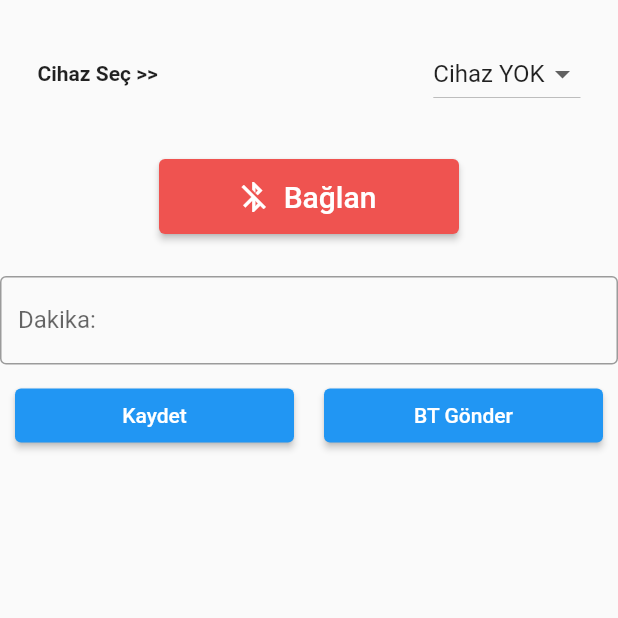
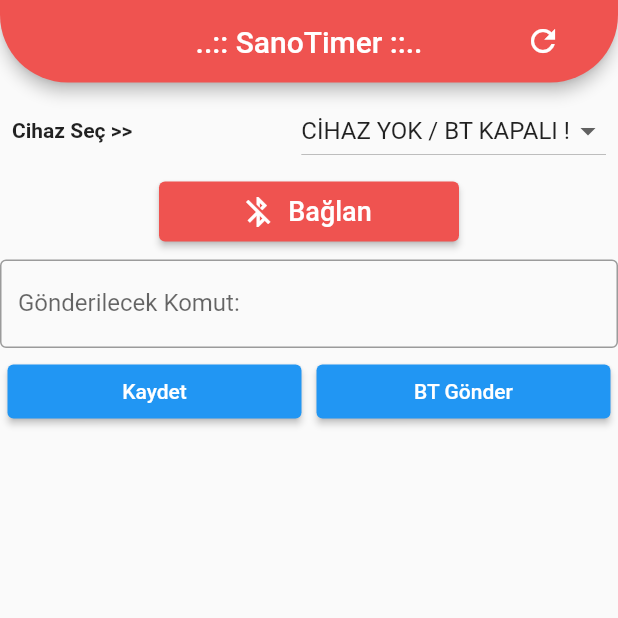
Before and after one commit to alperennbulutt/sanotimer_2, a Flutter app: the screen it shows after launch, on a phone screen of 412 x 824 dp, the top half of it. Run offline on Flutter 3.47's test engine with Material 2 defaults, Android fonts, the phone set to English and light mode, and no system bars; our stand-ins replace flutter_bluetooth_serial, shared_preferences.

Commit message:
appbar,loadingbar,cihaz listeleme,komut cache sıkıntılı

```diff
--- a/lib/main.dart
+++ b/lib/main.dart
@@ -1,7 +1,7 @@
 import 'package:flutter/material.dart';
 import 'package:flutter/services.dart';
 import 'package:flutter/cupertino.dart';
-//import 'package:sanotimer2/local_storage.dart';
+
 import 'package:sanotimer2_5/bt_connection.dart';
 import 'package:flutter_bluetooth_serial/flutter_bluetooth_serial.dart';
 import 'package:sanotimer2_5/local_storage.dart';
@@ -26,8 +26,9 @@ class _MyAppState extends State<MyApp> {
   String data;
   String getMesaj;
 
-  Bluetooth bluetooth =
-      new Bluetooth(false, ""); //false da olsa true, true da olsa true mu?
+  final GlobalKey<ScaffoldState> _scaffoldKey = new GlobalKey<ScaffoldState>();
+
+  Bluetooth bluetooth = new Bluetooth(false, "");
   // LocalStorage localStorage = new LocalStorage();
   final textController = TextEditingController();
   LocalStorage localStorage = new LocalStorage();
@@ -117,19 +118,16 @@ class _MyAppState extends State<MyApp> {
   // in a list.
   Future<void> getPairedDevices() async {
     List<BluetoothDevice> devices = [];
-
     // To get the list of paired devices
     try {
       devices = await _bluetooth.getBondedDevices();
     } on PlatformException {
       print("Beklenmeyen Hata!");
     }
-
     // It is an error to call [setState] unless [mounted] is true.
     if (!mounted) {
       return;
     }
-
     // Store the [devices] list in the [_devicesList] for accessing
     // the list outside this class
     setState(() {
@@ -140,10 +138,55 @@ class _MyAppState extends State<MyApp> {
   @override
   Widget build(BuildContext context) {
     return Scaffold(
-      body: Column(
-        children: [
+      key: _scaffoldKey,
+      appBar: AppBar(
+        toolbarHeight: 55,
+        shape: RoundedRectangleBorder(
+          borderRadius: BorderRadius.only(
+            bottomLeft: Radius.circular(45),
+            bottomRight: Radius.circular(45),
+          ),
+        ),
+        title: Text("..:: SanoTimer ::.."),
+        centerTitle: true,
+        backgroundColor: Colors.red.shade400,
+        actions: <Widget>[
+          FlatButton.icon(
+            icon: Icon(
+              Icons.refresh,
+              color: Colors.white,
+            ),
+            label: Text(
+              "",
+              style: TextStyle(
+                color: Colors.white,
+              ),
+            ),
+            shape: RoundedRectangleBorder(
+              borderRadius: BorderRadius.circular(30),
+            ),
+            splashColor: Colors.blue.shade300,
+            onPressed: () async {
+              await getPairedDevices().then((_) {
+                show('Cihaz Listesi Yenilendi!');
+              });
+            },
+          ),
+        ],
+      ),
+      body: Container(
+        child: Column(
+          mainAxisSize: MainAxisSize.max,
+          children: <Widget>[
+            Visibility(
+              visible: _bluetoothState == BluetoothState.STATE_TURNING_ON,
+              child: LinearProgressIndicator(
+                backgroundColor: Colors.deepPurpleAccent.shade100,
+                valueColor: AlwaysStoppedAnimation<Color>(Colors.greenAccent),
+              ),
+            ),
             Padding(
-            padding: const EdgeInsets.all(25.0),
+              padding: const EdgeInsets.all(8.0),
               child: Row(
                 mainAxisAlignment: MainAxisAlignment.spaceBetween,
                 children: <Widget>[
@@ -162,14 +205,14 @@ class _MyAppState extends State<MyApp> {
               ),
             ),
             Padding(
-            padding: const EdgeInsets.all(8.0),
+              padding: const EdgeInsets.all(2.0),
               child: Row(
                 mainAxisAlignment: MainAxisAlignment.center,
                 crossAxisAlignment: CrossAxisAlignment.center,
                 children: <Widget>[
                   SizedBox(
                     width: 200,
-                  height: 50,
+                    height: 40,
                     child: ElevatedButton.icon(
                       onPressed: _connected ? disconnect : connect,
                       icon: (_connected
@@ -178,7 +221,7 @@ class _MyAppState extends State<MyApp> {
                       label: Text(
                         _connected ? 'Bağlantıyı Kes' : 'Bağlan',
                         style: TextStyle(
-                        fontSize: 20,
+                          fontSize: 18,
                           color: (_connected
                               ? Colors.lightGreenAccent.shade400
                               : Colors.white),
@@ -199,12 +242,12 @@ class _MyAppState extends State<MyApp> {
               ),
             ),
             Padding(
-            padding: const EdgeInsets.only(top: 20),
+              padding: const EdgeInsets.only(top: 10),
               child: TextField(
                 controller: textController,
                 decoration: InputDecoration(
                   border: OutlineInputBorder(),
-                labelText: 'Dakika:$getMesaj',
+                  labelText: 'Gönderilecek Komut: $getMesaj',
                 ),
               ),
             ),
@@ -213,12 +256,13 @@ class _MyAppState extends State<MyApp> {
                 //Veri yolla button
                 Expanded(
                   child: Padding(
-                  padding: const EdgeInsets.all(10.0),
+                    padding: const EdgeInsets.all(5.0),
                     child: ElevatedButton(
                         onPressed: () {
                           data = textController.text;
                           sendData(data);
-                        show("Veriniz kaydedildi");
+                          show(
+                              "Veriniz kaydedildi : $getMesaj, uygulama yeniden açıldığında gönderilecek !");
                         },
                         child: Text("Kaydet")),
                   ),
@@ -226,26 +270,25 @@ class _MyAppState extends State<MyApp> {
                 //Bt gönder button
                 Expanded(
                   child: Padding(
-                  padding: const EdgeInsets.all(10.0),
+                    padding: const EdgeInsets.all(5.0),
                     child: ElevatedButton(
                         onPressed: () {
                           if (isConnected == true) {
                             _sendOnMessageToBluetooth(getMesaj);
-                          show("Cihaza $getMesaj yollandı");
+                            show("Cihaza >$getMesaj< yollandı!");
                             print("gömülü sisteme mevcut mesaj yollandı");
                           } else {
                             //print(getMesaj);
-                          show("BT bağlantısını kontrol ediniz.");
+                            show("BT bağlantısını kontrol ediniz !!!");
                           }
                         },
-                      //yada null veya connect fonksiyonu
-                      child: Text(
-                          "BT Gönder")), //bağlıysa gönder değilse önce bağlan 2.ye gönder
+                        child: Text("BT Gönder")),
                   ),
                 ),
               ],
             ),
           ],
+        ),
       ),
     );
   }
@@ -254,7 +297,7 @@ class _MyAppState extends State<MyApp> {
     List<DropdownMenuItem<BluetoothDevice>> items = [];
     if (_devicesList.isEmpty) {
       items.add(DropdownMenuItem(
-        child: Text('Cihaz YOK'),
+        child: Text('CİHAZ YOK / BT KAPALI !'),
       ));
     } else {
       _devicesList.forEach((device) {
@@ -269,7 +312,7 @@ class _MyAppState extends State<MyApp> {
 
   void connect() async {
     if (_device == null) {
-      show('!!! Cihaz Seçilmedi !!! - Uygulamayı Tekrar Açınız!');
+      show('!!! Cihaz Seçilmedi !!!');
     } else {
       if (!isConnected) {
         await BluetoothConnection.toAddress(_device.address)
@@ -290,7 +333,7 @@ class _MyAppState extends State<MyApp> {
               setState(() {
                 _connected = false;
               });
-              show('Cihaz Bağlantısı Kayboldu !'); //bağlanılan cihazdan
+              show('Cihaz Bağlantısı Kesildi !'); //bağlanılan cihazdan
             }
           });
         }).catchError((error) {
@@ -305,39 +348,12 @@ class _MyAppState extends State<MyApp> {
   // Method to disconnect bluetooth
   void disconnect() async {
     await blueConn.close();
-    show('Uygulama Bağlantısı Kesildi !'); //bt kapatılınca
+    //show('Uygulama Bağlantısı Kesildi !'); //bt kapatılınca
     if (!blueConn.isConnected) {
       setState(() {
         _connected = false;
       });
     }
-  }
-
-  void dataSend() async {
-    data = textController.text;
-    bluetooth.sendData("{o,$data}");
-    show("veriniz yollandı,yollanan veri : " + '$data');
-  }
-
-  void alert() async {
-    await showDialog<void>(
-      context: context,
-      builder: (BuildContext context) {
-        return AlertDialog(
-          title: const Text('Bağlı Değilsiniz!'),
-          content: Text(
-              'Göndermek istenilen "$data", Karakter Sayısı = ${data.characters.length}'),
-          actions: <Widget>[
-            TextButton(
-              onPressed: () {
-                Navigator.pop(context);
-              },
-              child: const Text('Tamam'),
-            ),
-          ],
-        );
-      },
-    );
   }
 
   void _sendOnMessageToBluetooth(String data) async {
```
Lines whose indentation alone changed are shown as unchanged.
